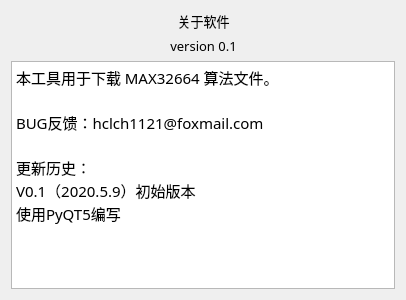
The window that 32664_Tool/UI_About.ui (GH2030/py) describes before a commit, drawn with Qt 5.
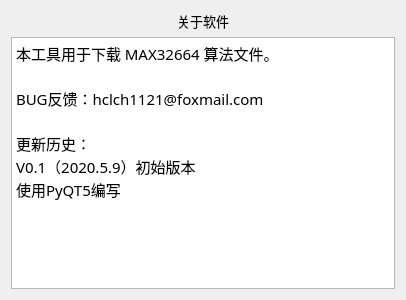
The same window after the commit.

Commit message: 布局调整

```diff
--- a/32664_Tool/UI_About.ui
+++ b/32664_Tool/UI_About.ui
@@ -13,10 +13,10 @@
   <property name="windowTitle">
    <string>关于软件</string>
   </property>
-  <layout class="QVBoxLayout" name="verticalLayout_3">
-   <item>
     <layout class="QVBoxLayout" name="verticalLayout_2">
      <item>
+    <layout class="QVBoxLayout" name="verticalLayout">
+     <item>
       <layout class="QHBoxLayout" name="horizontalLayout">
        <item>
         <spacer name="horizontalSpacer">
@@ -32,8 +32,6 @@
         </spacer>
        </item>
        <item>
-        <layout class="QVBoxLayout" name="verticalLayout">
-         <item>
           <widget class="QLabel" name="label">
            <property name="font">
             <font>
@@ -45,21 +43,6 @@
             <string>&lt;html&gt;&lt;head/&gt;&lt;body&gt;&lt;p align=&quot;center&quot;&gt;&lt;span style=&quot; font-size:10pt;&quot;&gt;关于软件&lt;/span&gt;&lt;/p&gt;&lt;/body&gt;&lt;/html&gt;</string>
            </property>
           </widget>
-         </item>
-         <item>
-          <widget class="QLabel" name="label_2">
-           <property name="font">
-            <font>
-             <family>YaHei Consolas Hybrid</family>
-             <pointsize>10</pointsize>
-            </font>
-           </property>
-           <property name="text">
-            <string>&lt;html&gt;&lt;head/&gt;&lt;body&gt;&lt;p align=&quot;center&quot;&gt;&lt;span style=&quot; font-size:10pt;&quot;&gt;version 0.1&lt;/span&gt;&lt;/p&gt;&lt;/body&gt;&lt;/html&gt;</string>
-           </property>
-          </widget>
-         </item>
-        </layout>
        </item>
        <item>
         <spacer name="horizontalSpacer_2">
```
Lines whose indentation alone changed are shown as unchanged. The commit also changes 1 other file.
